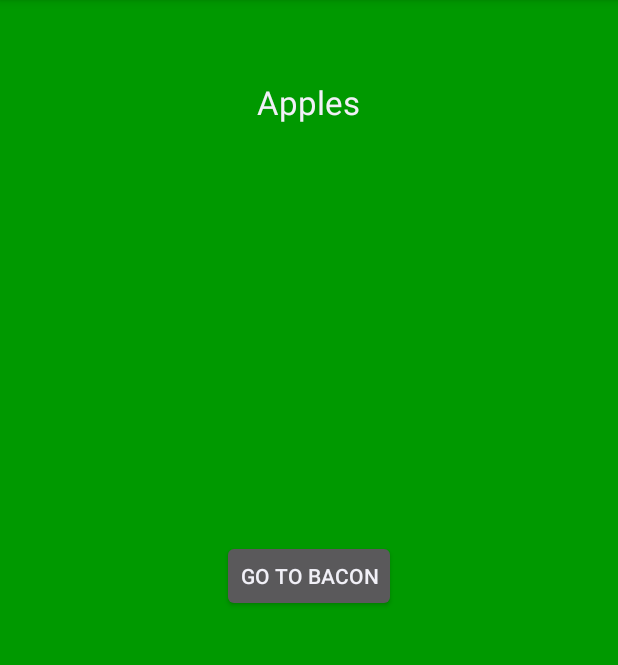
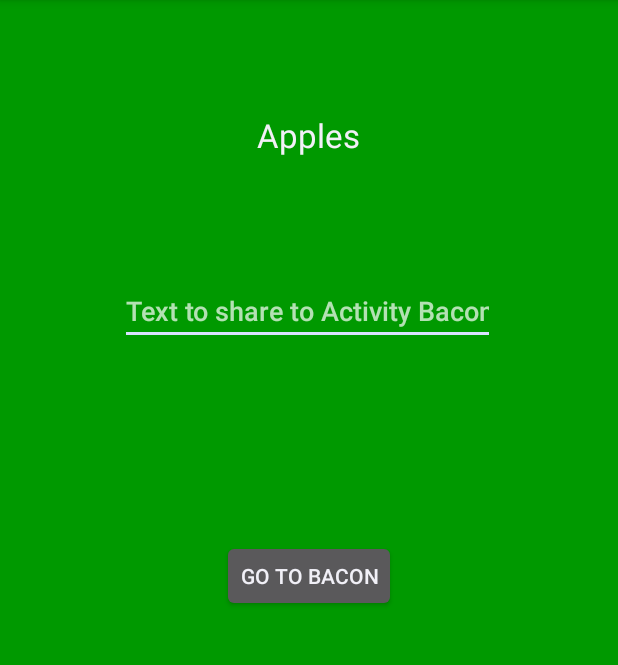
Before and after one commit to BullShark/AndroidTutorial, an Android app: the Apples screen opened directly, with no data from a screen before it, on a phone screen of 412 x 824 dp, the part 84-749 px from its top. Run offline under Robolectric (Android 15) with nearby library versions, the light colour scheme and no system bars.

Commit message:
Completed Video Tutorial 36

```diff
--- a/app/src/main/res/layout/apples.xml
+++ b/app/src/main/res/layout/apples.xml
@@ -1,6 +1,5 @@
 <?xml version="1.0" encoding="utf-8"?>
 <RelativeLayout xmlns:android="http://schemas.android.com/apk/res/android"
-    xmlns:app="http://schemas.android.com/apk/res-auto"
     xmlns:tools="http://schemas.android.com/tools"
     android:layout_width="match_parent"
     android:layout_height="match_parent"
@@ -12,18 +11,33 @@
         android:layout_width="wrap_content"
         android:layout_height="wrap_content"
         android:layout_alignParentTop="true"
-        android:layout_marginTop="53dp"
         android:layout_centerHorizontal="true"
-        android:text="Apples"
+        android:layout_marginStart="498dp"
+        android:layout_marginTop="75dp"
+        android:layout_marginEnd="498dp"
+        android:text="@string/apples"
         android:textAppearance="?android:attr/textAppearanceLarge" />
 
     <Button
         android:id="@+id/apples_button"
         android:layout_width="wrap_content"
         android:layout_height="wrap_content"
+        android:layout_centerInParent="true"
+        android:onClick="onClick"
+        android:text="@string/go_to_bacon"
+        tools:ignore="OnClick" />
+
+    <EditText
+        android:id="@+id/apples_input"
+        android:inputType="text"
+        android:autofillHints="Share this text to Activity Bacon!!!"
+        android:hint="Text to share to Activity Bacon"
+        android:layout_width="wrap_content"
+        android:layout_height="wrap_content"
+        android:layout_alignParentEnd="true"
+        android:layout_alignParentBottom="true"
         android:layout_centerVertical="true"
-        android:layout_centerHorizontal="true"
-        android:text="Go to Bacon"
-        android:onClick="onClick"
-        tools:ignore="OnClick" />
+        android:layout_marginEnd="82dp"
+        android:layout_marginBottom="538dp"
+        android:width="250dp" />
 </RelativeLayout>
--- a/app/src/main/res/layout/bacon.xml
+++ b/app/src/main/res/layout/bacon.xml
@@ -15,7 +15,7 @@
         android:layout_width="wrap_content"
         android:layout_height="wrap_content"
         android:textAppearance="?android:attr/textAppearanceLarge"
-        android:text="Bacon"
+        android:text="@string/bacon_text"
         android:id="@+id/bacon_text"
         android:layout_alignParentTop="true"
         android:layout_centerHorizontal="true"
@@ -25,7 +25,7 @@
     <Button
         android:layout_width="wrap_content"
         android:layout_height="wrap_content"
-        android:text="New Button"
+        android:text="@string/bacon_button_text"
         android:id="@+id/bacon_button"
         android:layout_centerVertical="true"
         android:layout_centerHorizontal="true"
--- a/app/src/main/res/values/strings.xml
+++ b/app/src/main/res/values/strings.xml
@@ -46,5 +46,9 @@
     <string name="yellow_string">Yellow</string>
     <string name="tranny_button_text">Button</string>
     <string name="btn_text">Large Text</string>
+    <string name="apples">Apples</string>
+    <string name="go_to_bacon">Go to Bacon</string>
+    <string name="bacon_text">Bacon</string>
+    <string name="bacon_button_text">Go to Apples</string>
 
 </resources>
```
Also changed, not shown: app/src/main/java/ch/expectusafterlun/androidtutorial/Apples.java (+10 -1 lines), app/src/main/java/ch/expectusafterlun/androidtutorial/Bacon.java (+21 -4 lines).
